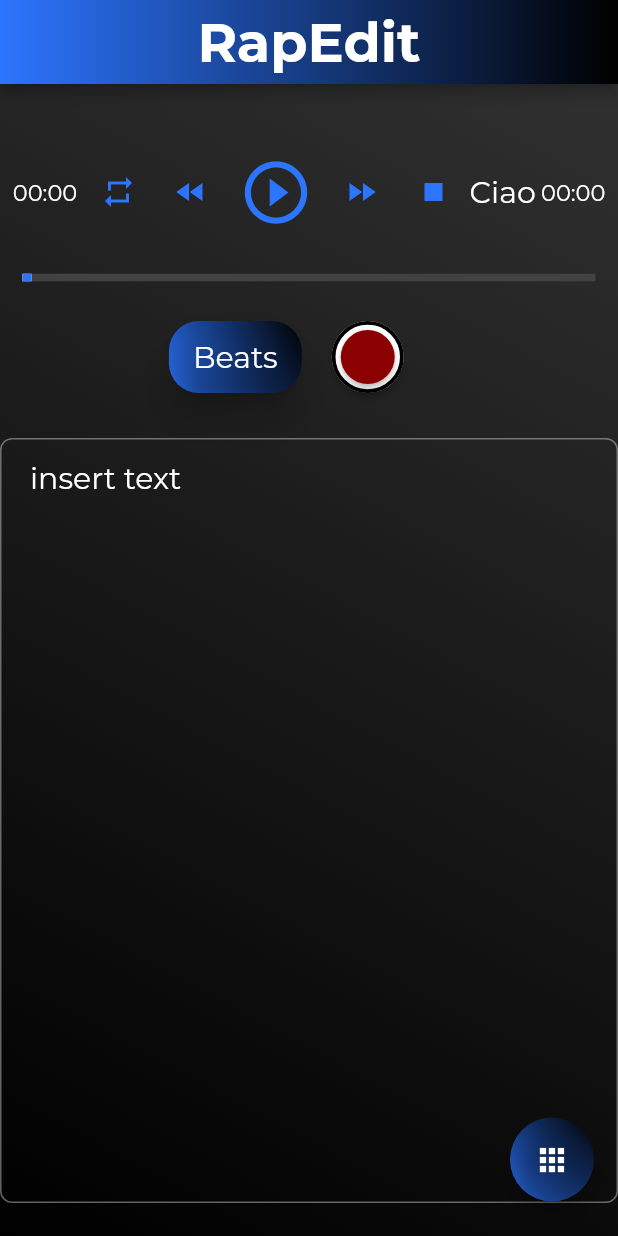
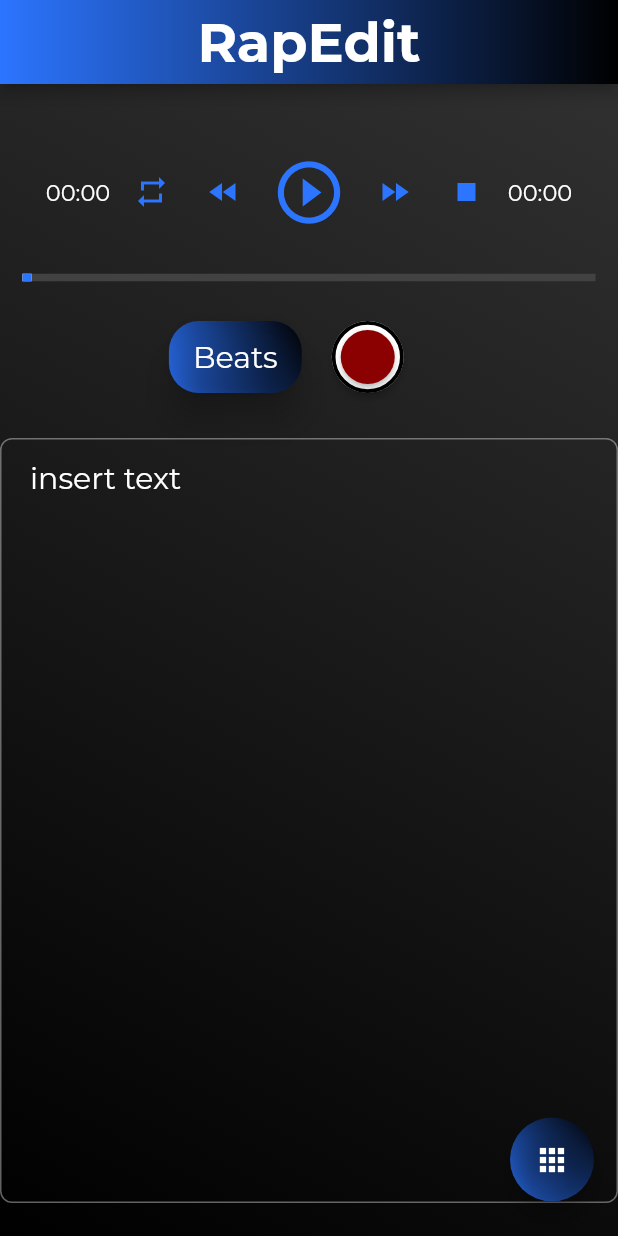
Before and after one commit to Catonzio/rap_edit, a Flutter app: the WritingPage screen opened directly, on a phone screen of 412 x 824 dp. Run offline on Flutter 3.47's test engine with Material 2 defaults, Android fonts, the light colour scheme and no system bars; our stand-ins replace audioplayers, file_picker, gradient_app_bar, permission_handler, shared_preferences; missing offline and left inert: flutter_audio_recorder, share_extend, youtube_explode_dart; accounts and stored records are empty; project files that could hold a hidden picture were left out.

Commit message:
tolto prova

```diff
--- a/lib/audioplayer/AudioPlayerWidget.dart
+++ b/lib/audioplayer/AudioPlayerWidget.dart
@@ -168,7 +168,6 @@ class AudioPlayerWidgetState extends State<AudioPlayerWidget> with WidgetsBindin
                     icon: Icon(Icons.stop, color: MyColors.primaryColor),
                     onPressed: () => { stopSong(controller) },
                   ),
-                  Text("Ciao"),
                   Container(
                     width: 50,
                     child: Text(
```
